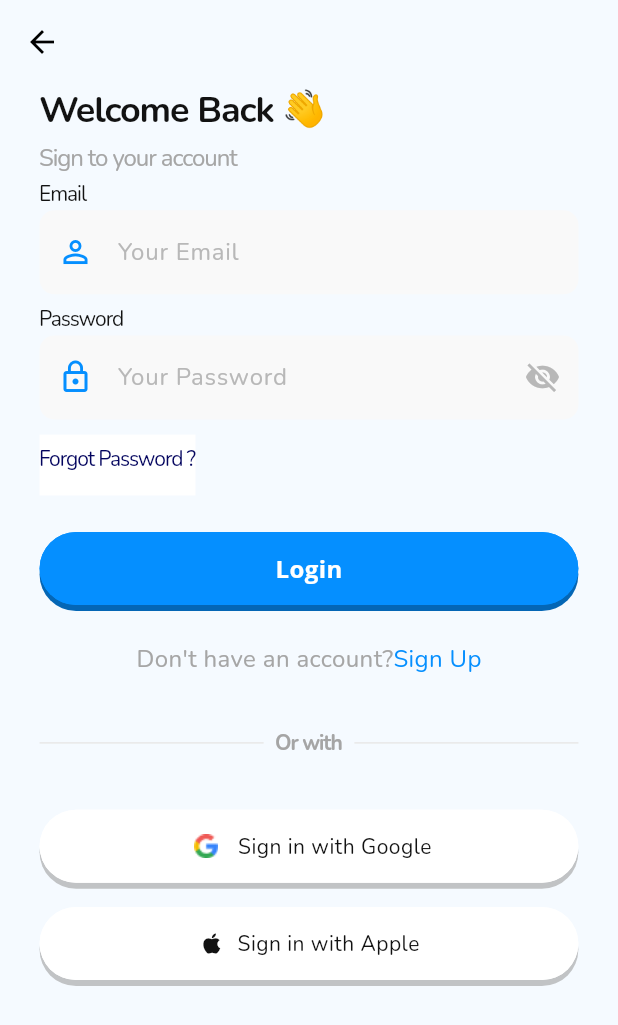
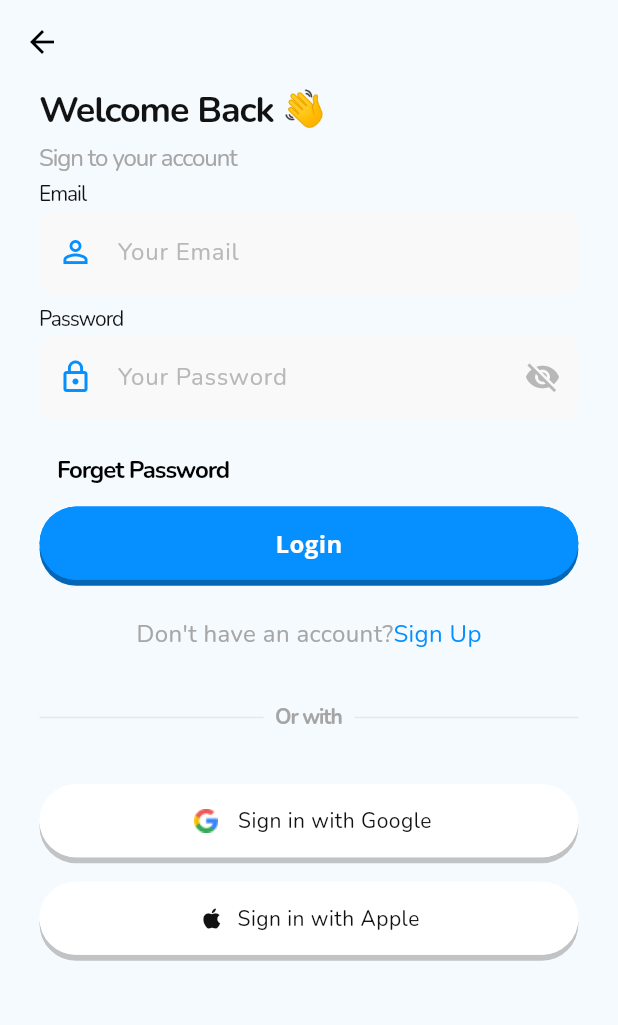
Before and after one commit to bukizz-store/bukizz_app, a Flutter app: the SignIn screen opened by its route, on a phone screen of 412 x 824 dp. Shown: the top 1025 px of the screen. Run offline on Flutter 3.47's test engine with Material 3 defaults, Android fonts, the phone set to English and light mode, and no system bars; our stand-ins replace cached_network_image, carousel_slider, cloud_firestore, dots_indicator, firebase_auth, firebase_core and 14 more; missing offline and left inert: dart:ffi, upi_india; accounts and stored records are empty; Roboto replaces fonts that are missing (Open Sans); project files that could hold a hidden picture were left out.

Commit message:
UI Chnages

```diff
--- a/lib/data/providers/auth/firebase_auth.dart
+++ b/lib/data/providers/auth/firebase_auth.dart
@@ -97,9 +97,10 @@ class AuthProvider extends ChangeNotifier {
       String errorMessage = "An error occurred during sign-in.";
 
       if (e is FirebaseAuthException) {
+        print(e.code);
         if (e.code == 'user-not-found') {
           errorMessage = "No user found with this email.";
-        } else if (e.code == 'wrong-password') {
+        } else if (e.code == 'invalid-credential') {
           errorMessage = "Incorrect password.";
         } else {
           errorMessage = "Error: ${e.message}";
@@ -290,6 +291,7 @@ class AuthProvider extends ChangeNotifier {
       String errorMessage = "An error occurred during sign-up.";
 
       if (e is FirebaseAuthException) {
+        print(e.code);
         if (e.code == 'email-already-in-use') {
           errorMessage = "The email address is already in use.";
         } else {
--- a/lib/ui/screens/HomeView/Ecommerce/checkout/add_address.dart
+++ b/lib/ui/screens/HomeView/Ecommerce/checkout/add_address.dart
@@ -47,8 +47,6 @@ class _AddAddressState extends State<AddAddress> {
             SizedBox(
               height: dimensions.height8 * 1.5,
             ),
-            //container with step 1 2 3
-
             Container(
               width: dimensions.screenWidth,
               height: dimensions.height8 * 62,
@@ -60,6 +58,9 @@ class _AddAddressState extends State<AddAddress> {
                 child: SingleChildScrollView(
                   child: Column(
                     children: [
+                      SizedBox(
+                        height: dimensions.height8 * 1.5,
+                      ),
                       CustomTextForm(
                         width: dimensions.width342,
                         height: dimensions.height8 * 5.5,
--- a/lib/ui/screens/HomeView/Ecommerce/checkout/checkout3.dart
+++ b/lib/ui/screens/HomeView/Ecommerce/checkout/checkout3.dart
@@ -25,7 +25,7 @@ class Checkout3 extends StatefulWidget {
 
 class _Checkout3State extends State<Checkout3> {
   String selectedUpiProvider = "google_pay";
-  bool drop_down = false;
+  bool drop_down = true;
   bool upi = true;
   bool cod = true;
 
--- a/lib/ui/screens/HomeView/Ecommerce/product/Stationary/general_product_description_screen.dart
+++ b/lib/ui/screens/HomeView/Ecommerce/product/Stationary/general_product_description_screen.dart
@@ -44,7 +44,6 @@ class _GeneralProductDescriptionScreenState extends State<GeneralProductDescript
   void initState() {
     // TODO: implement initState
     pinController.text = AppConstants.userData.address.pinCode;
-    checkDeliverable();
     super.initState();
   }
   @override
--- a/lib/ui/screens/HomeView/Ecommerce/profile/orders/order_details.dart
+++ b/lib/ui/screens/HomeView/Ecommerce/profile/orders/order_details.dart
@@ -27,7 +27,7 @@ class OrderDetailsScreen extends StatefulWidget {
 class _OrderDetailsScreenState extends State<OrderDetailsScreen> {
   double totalPrice = 0;
   double salePrice = 0;
-  bool dropDown = true;
+  bool dropDown = false;
   @override
   Widget build(BuildContext context) {
     BottomNavigationBarProvider provider =
--- a/lib/ui/screens/Signup and SignIn/Signin_Screen.dart
+++ b/lib/ui/screens/Signup and SignIn/Signin_Screen.dart
@@ -30,7 +30,6 @@ class _SignInState extends State<SignIn> {
   final TextEditingController _passwordTextController = TextEditingController();
   final TextEditingController _emailTextController = TextEditingController();
   Future<void> signIn(BuildContext context) async {
-
     bool serviceEnabled = await Geolocator.isLocationServiceEnabled();
 
     if (serviceEnabled) {
@@ -43,7 +42,6 @@ class _SignInState extends State<SignIn> {
           context, LocationScreen.route, (route) => false);
     }
   }
-
 
   @override
   Widget build(BuildContext context) {
@@ -60,7 +58,13 @@ class _SignInState extends State<SignIn> {
         width: MediaQuery.of(context).size.width,
         height: MediaQuery.of(context).size.height,
         child: SingleChildScrollView(
-          child: Padding(padding: EdgeInsets.fromLTRB(dimensions.width24, dimensions.height16, dimensions.width24, 0,),
+          child: Padding(
+            padding: EdgeInsets.fromLTRB(
+              dimensions.width24,
+              dimensions.height16,
+              dimensions.width24,
+              0,
+            ),
             child: Column(
               crossAxisAlignment: CrossAxisAlignment.start,
               children: [
@@ -133,44 +137,31 @@ class _SignInState extends State<SignIn> {
                 SizedBox(
                   height: dimensions.height10,
                 ),
-                //forgot password
-                GestureDetector(
-                    onTap: () {
+                TextButton(
+                    onPressed: () {
                       Navigator.pushNamed(context, ForgotPasswordScreen.route);
-                      print('hello');
                     },
-                    child: Container(
-                      height: dimensions.height40,
-                      color: Colors.white,
-                      padding: EdgeInsets.only(top: dimensions.height16),
-                      child: ReusableText(
-                        text: 'Forgot Password ?',
-                        fontSize: 14,
-                        height: 0.10,
-                        color: Color(0xFF03045E),
-                        fontWeight: FontWeight.w500,
-                      ),
+                    child: ReusableText(
+                      text: "Forget Password",
+                      fontSize: 16,
                     )),
-
-                SizedBox(
-                  height: dimensions.height24,
-                ),
-
                 //login button
                 ReusableElevatedButton(
                   width: dimensions.width327,
                   height: dimensions.height48,
-                  onPressed: () async{
-                    if(!RegExp(r"^[a-zA-Z0-9.a-zA-Z0-9.!#$%&'*+-/=?^_`{|}~]+@[a-zA-Z0-9]+\.[a-zA-Z]+")
-                        .hasMatch(_emailTextController.text))
-                      {
-                        AppConstants.showSnackBar(context, "Enter a valid Email", AppColors.error, Icons.error_outline_rounded);
-                        return;
-                      }
+                  onPressed: () async {
+                    if (!RegExp(
+                            r"^[a-zA-Z0-9.a-zA-Z0-9.!#$%&'*+-/=?^_`{|}~]+@[a-zA-Z0-9]+\.[a-zA-Z]+")
+                        .hasMatch(_emailTextController.text)) {
+                      AppConstants.showSnackBar(context, "Enter a valid Email",
+                          AppColors.error, Icons.error_outline_rounded);
+                      return;
+                    }
                     AppConstants.buildShowDialog(context);
                     String email = _emailTextController.text.trim();
                     String password = _passwordTextController.text.trim();
-                    await authProvider.signInWithEmailAndPassword(email, password , context);
+                    await authProvider.signInWithEmailAndPassword(
+                        email, password, context);
                   },
                   buttonText: 'Login',
                   fontSize: 16,
@@ -181,7 +172,8 @@ class _SignInState extends State<SignIn> {
                   height: dimensions.height24,
                 ),
 
-                signUpOption('Don\'t have an account?', 'Sign Up' , context , SignUp.route),
+                signUpOption('Don\'t have an account?', 'Sign Up', context,
+                    SignUp.route),
 
                 SizedBox(
                   height: dimensions.height36,
@@ -241,7 +233,7 @@ class _SignInState extends State<SignIn> {
                   borderColor: Colors.black38,
                 ),
                 SizedBox(
-                  height: dimensions.height8*2,
+                  height: dimensions.height8 * 2,
                 ),
                 ReusableElevatedButton(
                   width: dimensions.width327,
@@ -264,10 +256,6 @@ class _SignInState extends State<SignIn> {
       ),
     );
   }
-
-
 }
 
-
-
 //avbqdal;aslmkn
```
Also changed, not shown: lib/data/repository/product/general_product.dart (+6 -1 lines), lib/ui/screens/HomeView/Ecommerce/ecommerce_home.dart (+8 -53 lines), 1 other file.
